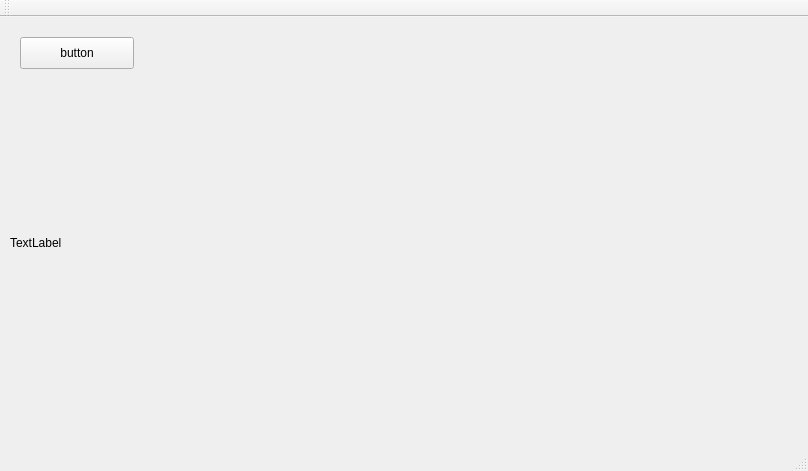
Old version of the form RealTimeStream/mainwindow.ui in the repository ShihoVN/HiveChime.
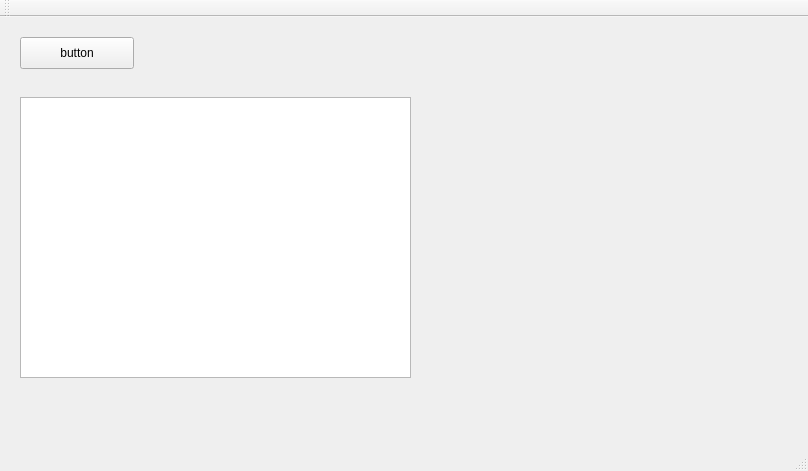
New version of the form.

Commit message: Real time streaming now refreshes on its own, using Colllins website

```diff
--- a/RealTimeStream/mainwindow.ui
+++ b/RealTimeStream/mainwindow.ui
@@ -27,18 +27,15 @@
      <string>button</string>
     </property>
    </widget>
-   <widget class="QLabel" name="Label">
+   <widget class="QTextBrowser" name="Label">
     <property name="geometry">
      <rect>
-      <x>10</x>
-      <y>70</y>
-      <width>651</width>
-      <height>311</height>
+      <x>20</x>
+      <y>80</y>
+      <width>391</width>
+      <height>281</height>
      </rect>
     </property>
-    <property name="text">
-     <string>TextLabel</string>
-    </property>
    </widget>
   </widget>
   <widget class="QMenuBar" name="menuBar">
```
The commit also changes 2 other files.
